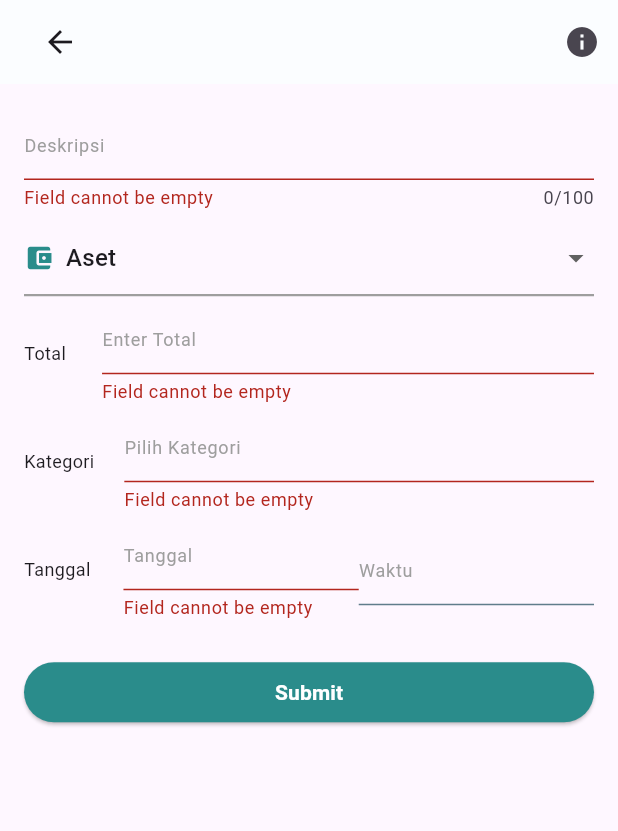
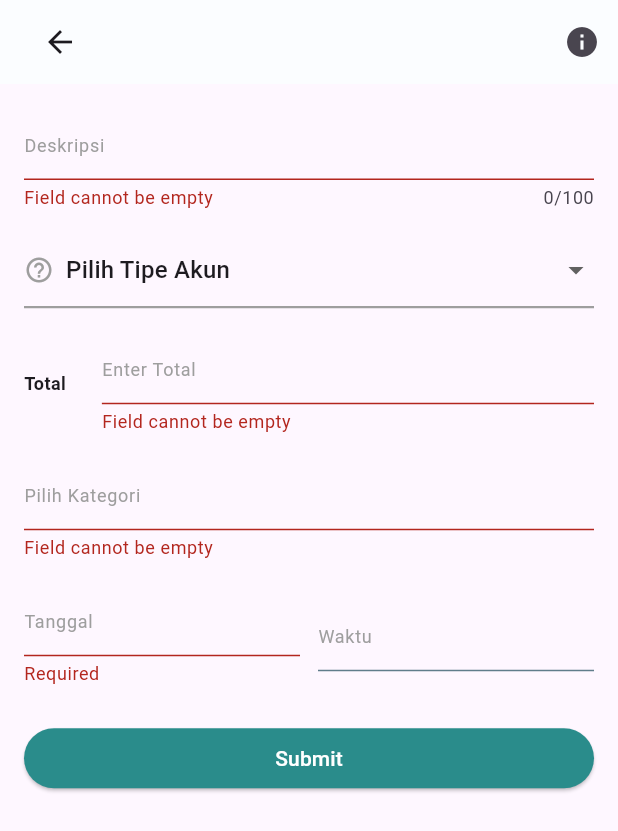
Before and after one commit to thisisjackii/ta_client, a Flutter app: the CreateTransactionPage screen opened by its route, after a tap on "Submit", on a phone screen of 412 x 824 dp. Shown: the top 831 px of the screen. Run offline on Flutter 3.47's test engine with Material 3 defaults, Android fonts, the phone set to English and light mode, and no system bars; our stand-ins replace another_xlider, bloc, connectivity_plus, equatable, fl_chart, flutter_bloc and 8 more; missing offline and left inert: flutter_tex; accounts and stored records are empty; network calls fail.

Commit message:
[FIX] Refactor transaction form for improved state management and UI enhancements

```diff
--- a/lib/features/transaction/view/widgets/transaction_form.dart
+++ b/lib/features/transaction/view/widgets/transaction_form.dart
@@ -1,9 +1,10 @@
 // lib/features/transaction/view/widgets/transaction_form.dart
+
 import 'package:flutter/material.dart';
 import 'package:flutter/services.dart';
 import 'package:flutter_bloc/flutter_bloc.dart';
-import 'package:intl/intl.dart';
-import 'package:ta_client/core/constants/category_mapping.dart'; // New mapping file
+import 'package:ta_client/core/constants/category_mapping.dart';
+import 'package:ta_client/core/utils/calculations.dart';
 import 'package:ta_client/core/widgets/custom_category_picker.dart';
 import 'package:ta_client/core/widgets/custom_date_picker.dart';
 import 'package:ta_client/core/widgets/custom_text_field.dart';
@@ -33,9 +34,15 @@ class TransactionForm extends StatefulWidget {
   _TransactionFormState createState() => _TransactionFormState();
 }
 
-class _TransactionFormState extends State<TransactionForm> {
+class _TransactionFormState extends State<TransactionForm> with RouteAware {
   Color submitButtonColor = const Color(0xff2A8C8B);
+
   final List<DropdownItem> dropdownItems = [
+    DropdownItem(
+      label: 'Pilih Tipe Akun', // Placeholder text
+      icon: Icons.help_outline,
+      color: Colors.grey,
+    ),
     DropdownItem(
       label: 'Aset',
       icon: Icons.account_balance_wallet,
@@ -57,65 +64,81 @@ class _TransactionFormState extends State<TransactionForm> {
       color: const Color(0xffD623AE),
     ),
   ];
-  String transactionType = '';
-  String? selectedValue;
+
+  late String transactionType;
+  late String selectedValue;
   final _formKey = GlobalKey<FormState>();
-  late TransactionFormMode mode;
+
   final TextEditingController descriptionController = TextEditingController();
   final TextEditingController amountController = TextEditingController();
-  // Parent category field
+
   String rawPredictedCategory = '';
-  // Subcategory field
   String subcategory = '';
+
   DateTime? selectedDate;
   TimeOfDay? selectedTime;
+
   final int maxDescriptionLength = 100;
 
-  final NumberFormat _rupiahFormatter = NumberFormat.currency(
-    locale: 'id_ID',
-    symbol: 'Rp. ',
-    decimalDigits: 0,
-  );
+  @override
+  void initState() {
+    super.initState();
 
-  // This getter builds the display label based on the parent and subcategory.
-  String get displayCategory {
-    if (rawPredictedCategory.isNotEmpty) {
-      if (subcategory.isNotEmpty) {
-        return '$rawPredictedCategory / $subcategory';
+    // Initialize mode & fields
+    mode = widget.mode;
+
+    // Build the list of allowed dropdown labels
+    final allowedLabels = dropdownItems.map((d) => d.label).toList();
+
+    if (widget.transaction != null) {
+      // Only accept accountType if it's one of our labels
+      final acct = widget.transaction!.accountType;
+      selectedValue = allowedLabels.contains(acct) ? acct : allowedLabels.first;
+      transactionType = selectedValue;
+
+      // Pre-fill all other controllers
+      descriptionController.text = widget.transaction!.description;
+      amountController.text = formatToRupiah(widget.transaction!.amount);
+      rawPredictedCategory = widget.transaction!.categoryName;
+      subcategory = widget.transaction!.subcategoryName;
+      selectedDate = widget.transaction!.date;
+      selectedTime = TimeOfDay.fromDateTime(widget.transaction!.date);
+    } else {
+      selectedValue = 'Pilih Tipe Akun';
+      transactionType = selectedValue;
     }
-      return rawPredictedCategory;
+
+    descriptionController.addListener(_onDescriptionChanged);
   }
-    return 'Pilih Kategori';
+
+  void _onDescriptionChanged() {
+    final text = descriptionController.text;
+    if (text.trim().isNotEmpty && widget.onDescriptionChanged != null) {
+      widget.onDescriptionChanged!(text);
     }
+  }
+
+  late TransactionFormMode mode;
 
   @override
   Widget build(BuildContext context) {
     final isReadOnly = mode == TransactionFormMode.view;
+
     return BlocListener<TransactionBloc, TransactionState>(
       listener: (context, state) {
         if (state.classifiedCategory != null &&
             state.classifiedCategory!.isNotEmpty) {
           final predictedSub = state.classifiedCategory!;
-          debugPrint('Raw classification result: "$predictedSub"');
           final predictedParent = findParentCategory(predictedSub);
-          debugPrint(
-            'Found parent category: "$predictedParent" for "$predictedSub"',
-          );
           setState(() {
             rawPredictedCategory = predictedParent;
             subcategory = '$predictedSub ✨';
           });
         } else {
-          // Else branch when classification was not confident enough.
-          debugPrint(
-            'Classification not confident enough. No valid category returned.',
-          );
           setState(() {
             rawPredictedCategory = '';
-            subcategory =
-                ''; // Or set a default message like 'Please choose manually'
+            subcategory = '';
           });
-          // Optionally, inform the user via a visual snackBar or alert.
           ScaffoldMessenger.of(context).showSnackBar(
             const SnackBar(
               content: Text(
@@ -131,13 +154,11 @@ class _TransactionFormState extends State<TransactionForm> {
           key: _formKey,
           child: Column(
             children: [
-              Column(
-                crossAxisAlignment: CrossAxisAlignment.start,
-                children: [
+              // Description
               CustomTextField(
                 label: 'Deskripsi',
                 controller: descriptionController,
-                    readOnly: isReadOnly,
+                isEnabled: !isReadOnly,
                 onTap: isReadOnly ? _switchToEdit : null,
                 validator: (value) {
                   if (value == null || value.isEmpty) {
@@ -148,13 +169,12 @@ class _TransactionFormState extends State<TransactionForm> {
                 maxLength: maxDescriptionLength,
                 maxLengthEnforcement: MaxLengthEnforcement.enforced,
               ),
-                  const SizedBox(height: 4),
-                ],
-              ),
-              const SizedBox(height: 4),
+              const SizedBox(height: 16),
+
+              // Dropdown: Account Type
               CustomDropdownField(
                 items: dropdownItems,
-                selectedValue: transactionType,
+                selectedValue: selectedValue,
                 onChanged: (item) {
                   setState(() {
                     selectedValue = item.label;
@@ -163,30 +183,24 @@ class _TransactionFormState extends State<TransactionForm> {
                   });
                 },
               ),
-              const SizedBox(height: 4),
+              const SizedBox(height: 16),
+
+              // Amount
               Row(
                 children: [
-                  const Align(
-                    alignment: Alignment.centerLeft,
-                    child: Text(
+                  const Text(
                     'Total',
-                      style: TextStyle(
-                        fontSize: 12,
-                        fontVariations: [FontVariation('wght', 600)],
-                      ),
-                    ),
+                    style: TextStyle(fontSize: 12, fontWeight: FontWeight.w600),
                   ),
                   const SizedBox(width: 24),
                   Expanded(
                     child: CustomTextField(
                       label: 'Enter Total',
                       controller: amountController,
-                      readOnly: isReadOnly,
+                      isEnabled: !isReadOnly,
+                      onTap: isReadOnly ? _switchToEdit : null,
                       keyboardType: TextInputType.number,
-                      inputFormatters: [
-                        RupiahInputFormatter(),
-                      ],
-                      onTap: isReadOnly ? _switchToEdit : null,
+                      inputFormatters: [RupiahInputFormatter()],
                       validator: (value) {
                         if (value == null || value.isEmpty) {
                           return 'Field cannot be empty';
@@ -197,62 +211,32 @@ class _TransactionFormState extends State<TransactionForm> {
                   ),
                 ],
               ),
-              const SizedBox(height: 4),
-              Row(
-                children: [
-                  const Align(
-                    alignment: Alignment.centerLeft,
-                    child: Text(
-                      'Kategori',
-                      style: TextStyle(
-                        fontSize: 12,
-                        fontVariations: [FontVariation('wght', 600)],
-                      ),
-                    ),
-                  ),
-                  const SizedBox(width: 20),
-                  Expanded(
-                    child: CustomCategoryPicker(
+              const SizedBox(height: 16),
+
+              // Category / Subcategory picker
+              CustomCategoryPicker(
+                categories: categoryMapping,
                 selectedCategory: rawPredictedCategory,
                 selectedSubCategory: subcategory,
                 onCategorySelected: isReadOnly
-                          ? (cat, subCat) {}
+                    ? (a, b) {}
                     : (cat, subCat) {
-                              // When manually selected, update without appending sparkle.
                         setState(() {
                           rawPredictedCategory = cat;
                           subcategory = subCat;
                         });
                       },
               ),
-                  ),
-                ],
-              ),
-              const SizedBox(height: 4),
+              const SizedBox(height: 16),
+
+              // Date & Time
               Row(
                 children: [
-                  const Align(
-                    alignment: Alignment.centerLeft,
-                    child: Text(
-                      'Tanggal',
-                      style: TextStyle(
-                        fontSize: 12,
-                        fontVariations: [FontVariation('wght', 600)],
-                      ),
-                    ),
-                  ),
-                  const SizedBox(width: 22),
                   Expanded(
                     child: CustomDatePicker(
                       label: 'Tanggal',
                       isDatePicker: true,
-                      initialDate: selectedDate,
-                      validator: (value) {
-                        if (value == null || value.isEmpty) {
-                          return 'Field cannot be empty';
-                        }
-                        return null;
-                      },
+                      selectedDate: selectedDate,
                       onDateChanged: isReadOnly
                           ? null
                           : (date) {
@@ -260,8 +244,11 @@ class _TransactionFormState extends State<TransactionForm> {
                                 selectedDate = date;
                               });
                             },
+                      validator: (v) =>
+                          (v == null || v.isEmpty) ? 'Required' : null,
                     ),
                   ),
+                  const SizedBox(width: 12),
                   Expanded(
                     child: CustomDatePicker(
                       label: 'Waktu',
@@ -279,15 +266,12 @@ class _TransactionFormState extends State<TransactionForm> {
                 ],
               ),
               const SizedBox(height: 24),
+
+              // Delete or Submit
               if (isReadOnly)
-                Row(
-                  mainAxisAlignment: MainAxisAlignment.spaceEvenly,
-                  children: [
                 ElevatedButton(
                   onPressed: widget.onDelete,
                   child: const Text('Delete'),
-                    ),
-                  ],
                 )
               else
                 SizedBox(
@@ -296,60 +280,12 @@ class _TransactionFormState extends State<TransactionForm> {
                     style: ElevatedButton.styleFrom(
                       backgroundColor: submitButtonColor,
                     ),
-                    onPressed: () {
-                      if (!_formKey.currentState!.validate()) {
-                        return;
-                      }
-
-                      if (selectedDate == null) return;
-
-                      DateTime combinedDate;
-                      if (selectedTime != null) {
-                        combinedDate = DateTime(
-                          selectedDate!.year,
-                          selectedDate!.month,
-                          selectedDate!.day,
-                          selectedTime!.hour,
-                          selectedTime!.minute,
-                        );
-                      } else {
-                        combinedDate = selectedDate!;
-                      }
-
-                      final rawAmount = amountController.text
-                          .replaceAll(RegExp('[^0-9]'), '');
-                      final parsedAmount = double.tryParse(rawAmount) ?? 0.0;
-
-                      // Remove sparkle before sending the transaction.
-                      final cleanSubcategory = subcategory.replaceAll(' ✨', '');
-
-                      final transaction = Transaction(
-                        id: widget.transaction?.id ?? '',
-                        type: transactionType,
-                        description: descriptionController.text,
-                        date: combinedDate,
-                        category: rawPredictedCategory,
-                        subcategory: cleanSubcategory,
-                        amount: parsedAmount,
-                        isBookmarked: widget.transaction?.isBookmarked ?? false,
-                      );
-
-                      widget.onSubmit(transaction);
-
-                      if (mode == TransactionFormMode.edit) {
-                        setState(() {
-                          mode = TransactionFormMode.view;
-                        });
-                      }
-                    },
+                    onPressed: _onSubmit,
                     child: Text(
                       mode == TransactionFormMode.edit
                           ? 'Confirm Edit'
                           : 'Submit',
-                      style: const TextStyle(
-                        fontWeight: FontWeight.bold,
-                        color: Colors.white,
-                      ),
+                      style: const TextStyle(color: Colors.white),
                     ),
                   ),
                 ),
@@ -360,6 +296,63 @@ class _TransactionFormState extends State<TransactionForm> {
     );
   }
 
+  void _onSubmit() {
+    if (!_formKey.currentState!.validate() || selectedDate == null) return;
+    if (transactionType == '' || transactionType == 'Pilih Tipe Akun') {
+      ScaffoldMessenger.of(context).showSnackBar(
+        const SnackBar(content: Text('Please select a valid account type.')),
+      );
+      return;
+    }
+    final rawAmount = amountController.text.replaceAll(RegExp('[^0-9]'), '');
+    final parsedAmount = double.tryParse(rawAmount) ?? 0.0;
+    final cleanSub = subcategory.replaceAll(' ✨', '');
+
+    final combinedDate = selectedTime == null
+        ? selectedDate!
+        : DateTime(
+            selectedDate!.year,
+            selectedDate!.month,
+            selectedDate!.day,
+            selectedTime!.hour,
+            selectedTime!.minute,
+          );
+
+    final tx = Transaction(
+      id: widget.transaction?.id ?? '',
+      categoryId:
+          '', // <-- you’ll populate this from your picker’s internal lookup
+      accountType: transactionType,
+      description: descriptionController.text,
+      date: combinedDate,
+      categoryName: rawPredictedCategory,
+      subcategoryName: cleanSub,
+      amount: parsedAmount,
+      isBookmarked: widget.transaction?.isBookmarked ?? false,
+    );
+
+    widget.onSubmit(tx);
+
+    if (mode == TransactionFormMode.edit) {
+      setState(() => mode = TransactionFormMode.view);
+    }
+  }
+
+  String findParentCategory(String sub) {
+    for (final entry in categoryMapping.entries) {
+      if (entry.value.map((s) => s.toLowerCase()).contains(sub.toLowerCase())) {
+        return entry.key;
+      }
+    }
+    return '';
+  }
+
+  void _switchToEdit() {
+    if (mode == TransactionFormMode.view) {
+      setState(() => mode = TransactionFormMode.edit);
+    }
+  }
+
   @override
   void dispose() {
     descriptionController
@@ -368,56 +361,4 @@ class _TransactionFormState extends State<TransactionForm> {
     amountController.dispose();
     super.dispose();
   }
-
-  /// Helper function: Given a subcategory string, return its parent category
-  /// by scanning through the categoryMapping.
-  String findParentCategory(String sub) {
-    final normalizedSub = sub.trim().toLowerCase();
-    for (final entry in categoryMapping.entries) {
-      for (final cat in entry.value) {
-        if (cat.trim().toLowerCase() == normalizedSub) {
-          return entry.key;
 }
-      }
-    }
-    debugPrint('No parent found for subcategory: "$sub"');
-    return '';
-  }
-
-  @override
-  void initState() {
-    super.initState();
-    mode = widget.mode;
-    if (widget.transaction != null) {
-      transactionType = widget.transaction!.type;
-      selectedValue = widget.transaction!.type;
-      descriptionController.text = widget.transaction!.description;
-      amountController.text =
-          _rupiahFormatter.format(widget.transaction!.amount.toInt());
-      rawPredictedCategory = widget.transaction!.category;
-      subcategory = widget.transaction!.subcategory;
-      selectedDate = widget.transaction!.date;
-      selectedTime = TimeOfDay.fromDateTime(widget.transaction!.date);
-    } else {
-      transactionType = dropdownItems.first.label;
-      selectedValue = dropdownItems.first.label;
-    }
-    descriptionController.addListener(_onDescriptionChanged);
-  }
-
-  void _onDescriptionChanged() {
-    final text = descriptionController.text;
-    if (text.trim().isNotEmpty && widget.onDescriptionChanged != null) {
-      widget.onDescriptionChanged!(text);
-    }
-  }
-
-  // Switch to edit mode when a read-only field is tapped.
-  void _switchToEdit() {
-    if (mode == TransactionFormMode.view) {
-      setState(() {
-        mode = TransactionFormMode.edit;
-      });
-    }
-  }
-}
```
Lines whose indentation alone changed are shown as unchanged.
